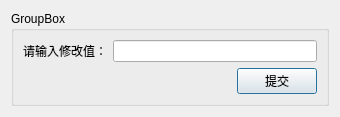
Above: modifytraindlg.ui from hustwyk/trainTicket before the change. Below: the same form after it.
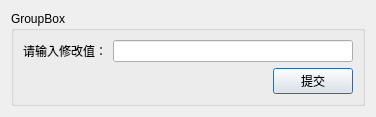
That is the form after the change.

Diff of the .ui file:
```diff
--- a/modifytraindlg.ui
+++ b/modifytraindlg.ui
@@ -6,8 +6,8 @@
    <rect>
     <x>0</x>
     <y>0</y>
-    <width>340</width>
-    <height>106</height>
+    <width>376</width>
+    <height>105</height>
    </rect>
   </property>
   <property name="windowTitle">
```
